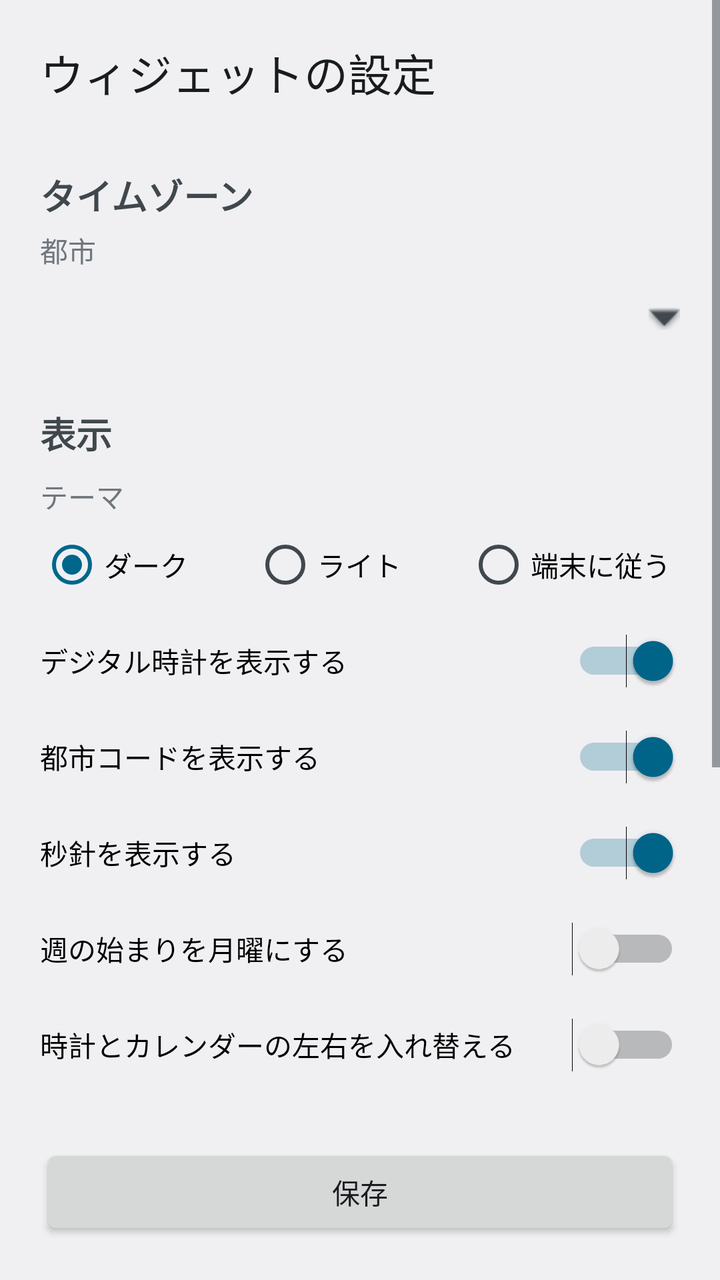
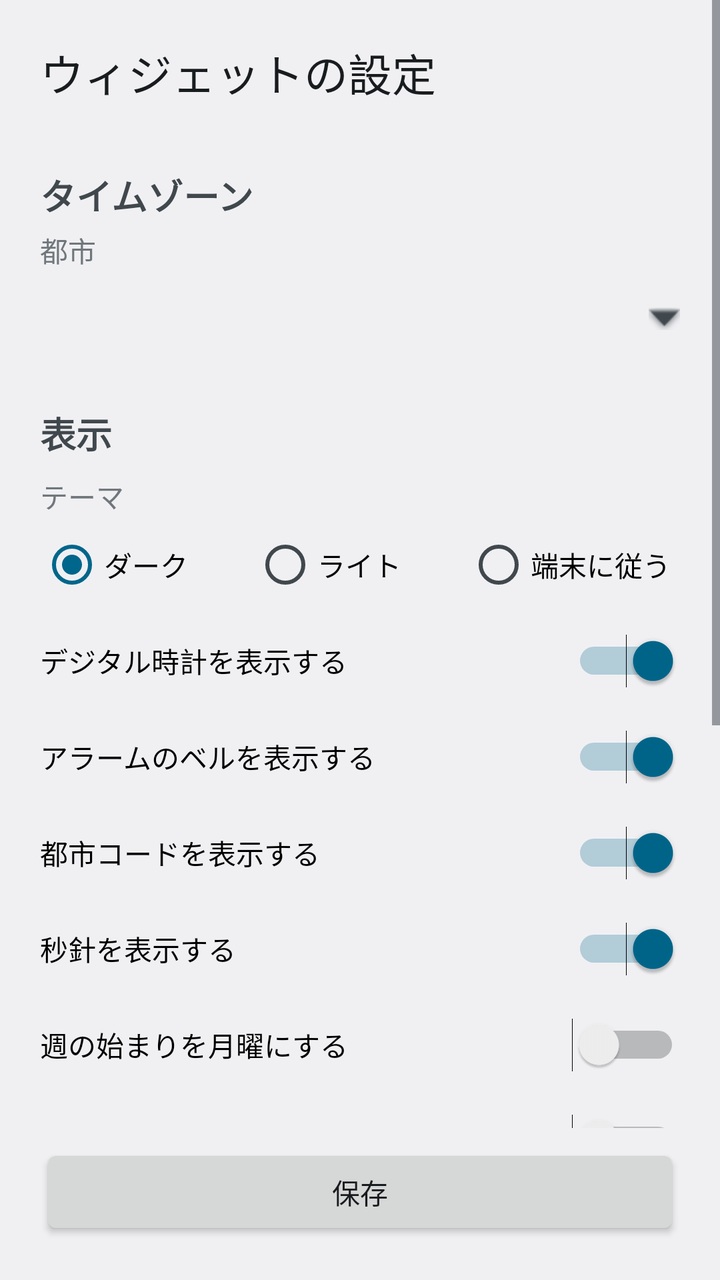

Screens rendered from an Android XML layout before and after an edit, with the pre-edit source and the edit as a unified diff.
<!-- AndroidManifest.xml: activity theme Theme.ClockCalendarWidget.Settings -->
<!-- res/layout/activity_settings.xml -->
<?xml version="1.0" encoding="utf-8"?>
<LinearLayout xmlns:android="http://schemas.android.com/apk/res/android"
    android:id="@+id/settings_root"
    android:layout_width="match_parent"
    android:layout_height="match_parent"
    android:orientation="vertical">

    <ScrollView
        android:layout_width="match_parent"
        android:layout_height="0dp"
        android:layout_weight="1"
        android:clipToPadding="false"
        android:fillViewport="true">

        <LinearLayout
            android:layout_width="match_parent"
            android:layout_height="wrap_content"
            android:orientation="vertical"
            android:paddingStart="20dp"
            android:paddingTop="20dp"
            android:paddingEnd="20dp"
            android:paddingBottom="12dp">

            <TextView
                android:layout_width="match_parent"
                android:layout_height="wrap_content"
                android:layout_marginBottom="12dp"
                android:text="@string/settings_title"
                android:textAppearance="?android:attr/textAppearanceLarge" />

            
            <TextView
                style="@style/SettingsSection"
                android:text="@string/section_zone" />

            <TextView
                android:layout_width="match_parent"
                android:layout_height="wrap_content"
                android:layout_marginTop="4dp"
                android:text="@string/zone_city"
                android:textAppearance="?android:attr/textAppearanceSmall" />

            <TextView
                android:id="@+id/zone_row"
                android:layout_width="match_parent"
                android:layout_height="wrap_content"
                android:background="?android:attr/selectableItemBackground"
                android:clickable="true"
                android:drawableEnd="@android:drawable/arrow_down_float"
                android:drawableTint="?android:attr/textColorSecondary"
                android:focusable="true"
                android:gravity="center_vertical"
                android:minHeight="48dp"
                android:textAppearance="?android:attr/textAppearanceMedium" />

            
            <TextView
                style="@style/SettingsSection"
                android:text="@string/section_display" />

            <TextView
                android:layout_width="match_parent"
                android:layout_height="wrap_content"
                android:layout_marginTop="8dp"
                android:text="@string/theme" />

            <RadioGroup
                android:id="@+id/radio_theme"
                android:layout_width="match_parent"
                android:layout_height="wrap_content"
                android:orientation="horizontal">

                <RadioButton
                    android:id="@+id/radio_theme_dark"
                    android:layout_width="0dp"
                    android:layout_height="wrap_content"
                    android:layout_weight="1"
                    android:checked="true"
                    android:minHeight="48dp"
                    android:text="@string/theme_dark" />

                <RadioButton
                    android:id="@+id/radio_theme_light"
                    android:layout_width="0dp"
                    android:layout_height="wrap_content"
                    android:layout_weight="1"
                    android:minHeight="48dp"
                    android:text="@string/theme_light" />

                <RadioButton
                    android:id="@+id/radio_theme_system"
                    android:layout_width="0dp"
                    android:layout_height="wrap_content"
                    android:layout_weight="1"
                    android:minHeight="48dp"
                    android:text="@string/theme_system" />
            </RadioGroup>

            <Switch
                android:id="@+id/switch_digital"
                android:layout_width="match_parent"
                android:layout_height="wrap_content"
                android:checked="true"
                android:minHeight="48dp"
                android:text="@string/show_digital" />

            <Switch
                android:id="@+id/switch_label"
                android:layout_width="match_parent"
                android:layout_height="wrap_content"
                android:checked="true"
                android:minHeight="48dp"
                android:text="@string/show_label" />

            <Switch
                android:id="@+id/switch_second_hand"
                android:layout_width="match_parent"
                android:layout_height="wrap_content"
                android:checked="true"
                android:minHeight="48dp"
                android:text="@string/show_second_hand" />

            <Switch
                android:id="@+id/switch_monday_start"
                android:layout_width="match_parent"
                android:layout_height="wrap_content"
                android:minHeight="48dp"
                android:text="@string/monday_start" />

            <Switch
                android:id="@+id/switch_swap"
                android:layout_width="match_parent"
                android:layout_height="wrap_content"
                android:minHeight="48dp"
                android:text="@string/swap_positions" />

            <TextView
                android:id="@+id/background_label"
                android:layout_width="match_parent"
                android:layout_height="wrap_content"
                android:layout_marginTop="12dp" />

            <SeekBar
                android:id="@+id/seek_background"
                android:layout_width="match_parent"
                android:layout_height="wrap_content"
                android:max="100"
                android:minHeight="48dp"
                android:progress="100" />

            
            <TextView
                style="@style/SettingsSection"
                android:text="@string/section_apps" />

            <TextView
                android:layout_width="match_parent"
                android:layout_height="wrap_content"
                android:text="@string/tap_clock" />

            <Spinner
                android:id="@+id/spinner_clock"
                android:layout_width="match_parent"
                android:layout_height="wrap_content"
                android:minHeight="48dp"
                android:spinnerMode="dialog" />

            <TextView
                android:layout_width="match_parent"
                android:layout_height="wrap_content"
                android:layout_marginTop="8dp"
                android:text="@string/tap_calendar" />

            <Spinner
                android:id="@+id/spinner_calendar"
                android:layout_width="match_parent"
                android:layout_height="wrap_content"
                android:minHeight="48dp"
                android:spinnerMode="dialog" />

        </LinearLayout>
    </ScrollView>

    <LinearLayout
        android:layout_width="match_parent"
        android:layout_height="wrap_content"
        android:orientation="vertical"
        android:paddingStart="20dp"
        android:paddingTop="8dp"
        android:paddingEnd="20dp"
        android:paddingBottom="20dp">

        <Button
            android:id="@+id/button_save"
            android:layout_width="match_parent"
            android:layout_height="wrap_content"
            android:minHeight="48dp"
            android:text="@string/save" />
    </LinearLayout>

</LinearLayout>
<!-- resources referenced by this layout -->
<resources>
  <string name="monday_start">週の始まりを月曜にする</string>
  <string name="save">保存</string>
  <string name="section_apps">タップしたときに開くアプリ</string>
  <string name="section_display">表示</string>
  <string name="section_zone">タイムゾーン</string>
  <string name="settings_title">ウィジェットの設定</string>
  <string name="show_digital">デジタル時計を表示する</string>
  <string name="show_label">都市コードを表示する</string>
  <string name="show_second_hand">秒針を表示する</string>
  <string name="swap_positions">時計とカレンダーの左右を入れ替える</string>
  <string name="tap_calendar">カレンダーの部分</string>
  <string name="tap_clock">時計の部分</string>
  <string name="theme">テーマ</string>
  <string name="theme_dark">ダーク</string>
  <string name="theme_light">ライト</string>
  <string name="theme_system">端末に従う</string>
  <string name="zone_city">都市</string>
  <style name="SettingsSection">
          <item name="android:layout_width">match_parent</item>
          <item name="android:layout_height">wrap_content</item>
          <item name="android:layout_marginTop">20dp</item>
          <item name="android:textAppearance">?android:attr/textAppearanceMedium</item>
          <item name="android:textStyle">bold</item>
      </style>
  <style name="Theme.ClockCalendarWidget.Settings" parent="android:Theme.DeviceDefault.DayNight">
          <item name="android:windowActionBar">false</item>
          <item name="android:windowNoTitle">true</item>
      </style>
</resources>

<!-- the commit's change to res/layout/activity_settings.xml (unified diff, before → after) -->
@@ -105,6 +105,14 @@
                 android:text="@string/show_digital" />
 
             <Switch
+                android:id="@+id/switch_alarm"
+                android:layout_width="match_parent"
+                android:layout_height="wrap_content"
+                android:checked="true"
+                android:minHeight="48dp"
+                android:text="@string/show_alarm" />
+
+            <Switch
                 android:id="@+id/switch_label"
                 android:layout_width="match_parent"
                 android:layout_height="wrap_content"
<!-- resource entries referenced after the edit -->
@@ -6,6 +6,7 @@
   <string name="section_display">表示</string>
   <string name="section_zone">タイムゾーン</string>
   <string name="settings_title">ウィジェットの設定</string>
+  <string name="show_alarm">アラームのベルを表示する</string>
   <string name="show_digital">デジタル時計を表示する</string>
   <string name="show_label">都市コードを表示する</string>
   <string name="show_second_hand">秒針を表示する</string>
